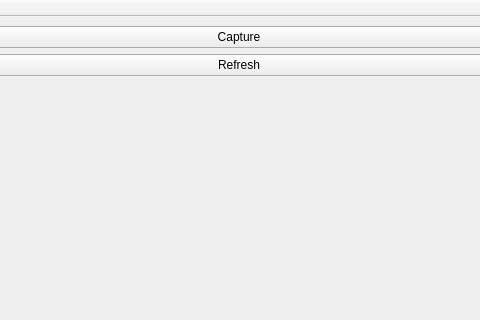
Old version of the form pc/master/mainwindow.ui in the repository plule/pfe-costumes; both pictures show x 161 to 641 and y 0 to 320 of the 800 by 600 pixel window.
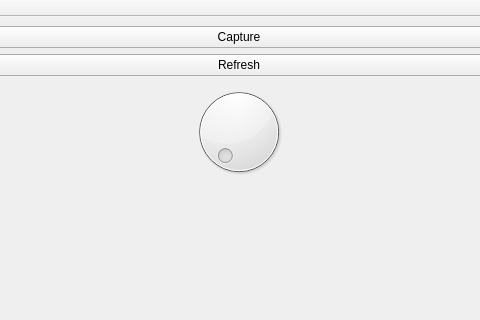
New version of the form.

What changed in the file:
```diff
--- a/pc/master/mainwindow.ui
+++ b/pc/master/mainwindow.ui
@@ -42,6 +42,25 @@
           </property>
          </widget>
         </item>
+        <item>
+         <widget class="QDial" name="dial">
+          <property name="sizePolicy">
+           <sizepolicy hsizetype="Minimum" vsizetype="Minimum">
+            <horstretch>0</horstretch>
+            <verstretch>0</verstretch>
+           </sizepolicy>
+          </property>
+          <property name="minimumSize">
+           <size>
+            <width>50</width>
+            <height>50</height>
+           </size>
+          </property>
+          <property name="wrapping">
+           <bool>false</bool>
+          </property>
+         </widget>
+        </item>
         <item>
          <spacer name="verticalSpacer">
           <property name="orientation">
```
Left out of the diff: 6 changed lines with no effect on the pictures.
